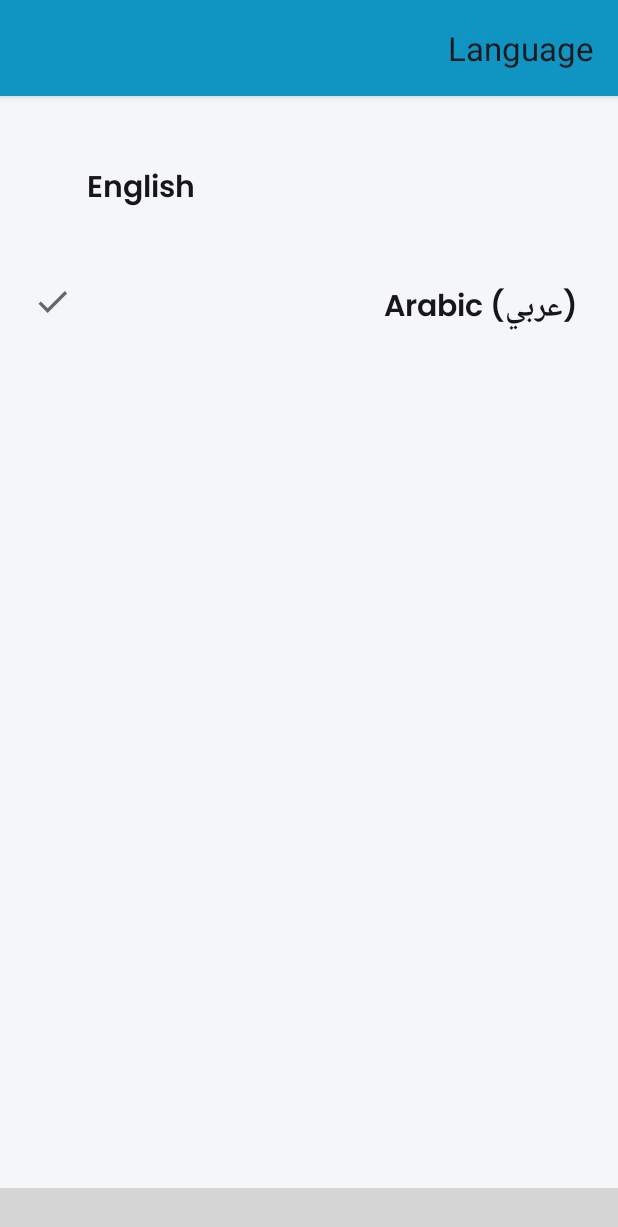
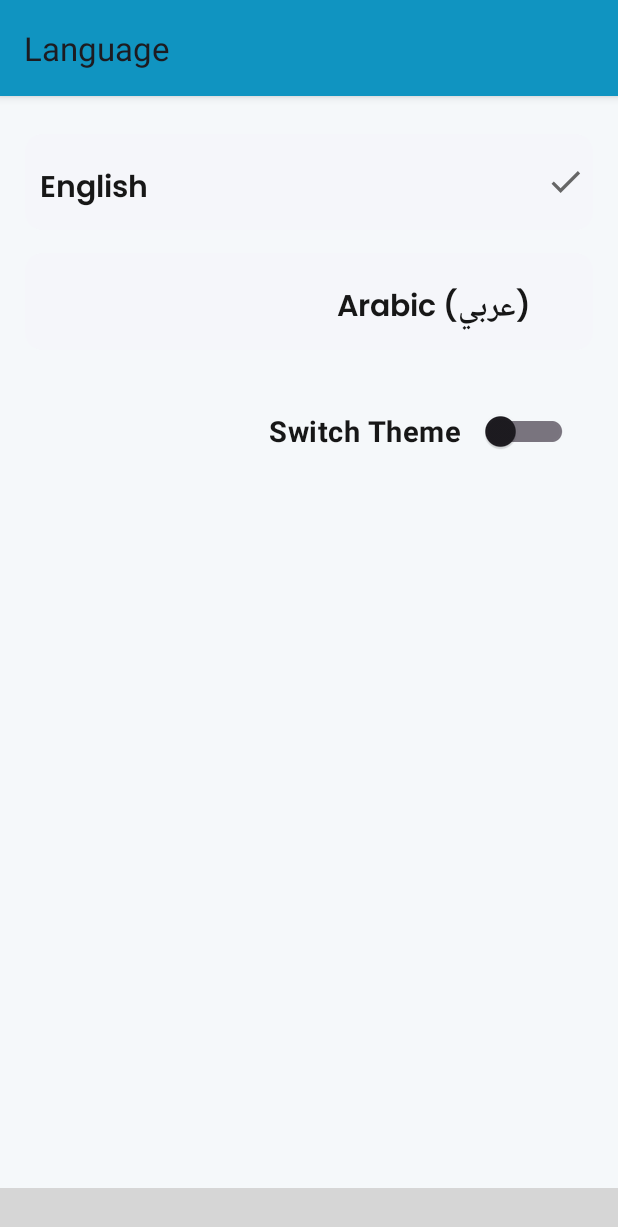
Before and after one commit to MhmdIbrahim1/TodoListApp, an Android app: the LanguageFragment screen opened through its navigation route, on a phone screen of 412 x 824 dp. Shown: the top 1227 px of the screen. Run offline under Robolectric (Android 15) with nearby library versions, the phone set to English and light mode, and no system bars; our stand-ins replace sdp/ssp sizes; libraries missing offline, so code that uses them is left out: com.etebarian.meowbottomnavigation; plain views replace MeowBottomNavigation; 7 statements that could not run were skipped; grey boxes are pictures that could not be loaded.

Commit message:
Add Switch Theme

```diff
--- a/app/src/main/java/com/example/todolistapp/MainActivity.java
+++ b/app/src/main/java/com/example/todolistapp/MainActivity.java
@@ -1,13 +1,14 @@
 package com.example.todolistapp;
 
 import androidx.appcompat.app.AppCompatActivity;
+import androidx.appcompat.app.AppCompatDelegate;
+import androidx.appcompat.widget.SwitchCompat;
 import androidx.navigation.NavController;
 import androidx.navigation.Navigation;
 
 import android.content.Context;
 import android.content.SharedPreferences;
 import android.os.Bundle;
-import android.preference.PreferenceManager;
 
 import com.etebarian.meowbottomnavigation.MeowBottomNavigation;
 import com.example.todolistapp.databinding.ActivityMainBinding;
@@ -16,18 +17,33 @@ import com.example.todolistapp.helper.LocaleHelper;
 import java.util.Objects;
 
 public class MainActivity extends AppCompatActivity {
-    private ActivityMainBinding binding;
     private NavController navController;
 
     private MeowBottomNavigation bottomNavigation;
 
+    SharedPreferences sharedPref;
+    boolean isDarkModeOn = false;
     @Override
     protected void onCreate(Bundle savedInstanceState) {
         super.onCreate(savedInstanceState);
-        binding = ActivityMainBinding.inflate(getLayoutInflater());
+        ActivityMainBinding binding = ActivityMainBinding.inflate(getLayoutInflater());
         // Retrieve the language setting from SharedPreferences
-        SharedPreferences sharedPref = getSharedPreferences("Language", Context.MODE_PRIVATE);
-        String language = sharedPref.getString("language", "ar"); // default English if no setting is stored
+        sharedPref = getSharedPreferences("Language", Context.MODE_PRIVATE);
+        String language = sharedPref.getString("language", "en"); // default English if no setting is stored
+
+
+        sharedPref = getSharedPreferences("Mode", Context.MODE_PRIVATE);
+        if (sharedPref.contains("isDarkModeOn")) {
+            isDarkModeOn = sharedPref.getBoolean("isDarkModeOn", false); // Update if the key exists
+        }
+
+        if (isDarkModeOn) {
+            // Set the dark theme
+            AppCompatDelegate.setDefaultNightMode(AppCompatDelegate.MODE_NIGHT_YES);
+        } else {
+            // Set the light theme
+            AppCompatDelegate.setDefaultNightMode(AppCompatDelegate.MODE_NIGHT_NO);
+        }
         // Set the language based on the stored setting
         LocaleHelper.setLocale(this, language);
 
@@ -91,11 +107,6 @@ public class MainActivity extends AppCompatActivity {
         getWindow().setStatusBarColor(getResources().getColor(R.color.status_bar_color, getTheme()));
     }
 
-
-    // Update the bottom navigation item
-    private void updateBottomNavigation() {
-    }
-
     @Override
     public void onBackPressed() {
         int currentDestinationId = Objects.requireNonNull(navController.getCurrentDestination()).getId();
@@ -104,12 +115,11 @@ public class MainActivity extends AppCompatActivity {
             super.onBackPressed();
         } else if (currentDestinationId == R.id.addTaskTitleFragment) {
             navController.navigate(R.id.action_addTaskTitleFragment_to_homeFragment);
-            bottomNavigation.show(2, true);
+            bottomNavigation.show(1, true);
         } else if (currentDestinationId == R.id.languageFragment) {
             navController.navigate(R.id.action_languageFragment_to_homeFragment);
-            bottomNavigation.show(2, true);
+            bottomNavigation.show(1, true);
         }
     }
 
-
 }
--- a/app/src/main/java/com/example/todolistapp/fragments/AddTaskTitleFragment.java
+++ b/app/src/main/java/com/example/todolistapp/fragments/AddTaskTitleFragment.java
@@ -88,7 +88,7 @@ public class AddTaskTitleFragment extends Fragment {
                         findNavController(v).navigate(R.id.action_addTaskTitleFragment_to_homeFragment);
                         // update the bottom navigation item to home
                         MeowBottomNavigation bottomNavigation = requireActivity().findViewById(R.id.bottom_navigation);
-                        bottomNavigation.show(2, true);
+                        bottomNavigation.show(1, true);
                     }
                 } else {
                     if (selectedDate != null) {
@@ -99,7 +99,7 @@ public class AddTaskTitleFragment extends Fragment {
                         findNavController(v).navigate(R.id.action_addTaskTitleFragment_to_homeFragment);
                         // update the bottom navigation item to home
                         MeowBottomNavigation bottomNavigation = requireActivity().findViewById(R.id.bottom_navigation);
-                        bottomNavigation.show(2, true);
+                        bottomNavigation.show(1, true);
                     } else {
                         Toast.makeText(requireContext(), R.string.please_select_the_date, Toast.LENGTH_SHORT).show();
                     }
@@ -160,4 +160,5 @@ public class AddTaskTitleFragment extends Fragment {
         }
     }
 
+
 }
--- a/app/src/main/java/com/example/todolistapp/fragments/HomeFragment.java
+++ b/app/src/main/java/com/example/todolistapp/fragments/HomeFragment.java
@@ -100,6 +100,8 @@ public class HomeFragment extends Fragment {
 
         //set the list sort by date by default
         sortByDate();
+
+        binding.recyclerView.setItemViewCacheSize(1000);
     }
 
     //inflate the menu
--- a/app/src/main/java/com/example/todolistapp/fragments/LanguageFragment.java
+++ b/app/src/main/java/com/example/todolistapp/fragments/LanguageFragment.java
@@ -9,10 +9,13 @@ import android.content.res.Resources;
 import android.os.Bundle;
 import androidx.annotation.NonNull;
 import androidx.appcompat.app.AppCompatActivity;
+import androidx.appcompat.app.AppCompatDelegate;
 import androidx.fragment.app.Fragment;
 import android.view.LayoutInflater;
 import android.view.View;
 import android.view.ViewGroup;
+
+import com.etebarian.meowbottomnavigation.MeowBottomNavigation;
 import com.example.todolistapp.MainActivity;
 import com.example.todolistapp.R;
 import com.example.todolistapp.databinding.FragmentLanguageBinding;
@@ -21,13 +24,14 @@ import java.util.Objects;
 
 public class LanguageFragment extends Fragment {
     private FragmentLanguageBinding binding;
-
+    private SharedPreferences sharedPreferences;
 
     @Override
     public View onCreateView(@NonNull LayoutInflater inflater, ViewGroup container,
                              Bundle savedInstanceState) {
 
         binding = FragmentLanguageBinding.inflate(inflater, container, false);
+        sharedPreferences = requireActivity().getSharedPreferences("Mode", Context.MODE_PRIVATE);
         return binding.getRoot();
     }
 
@@ -36,6 +40,8 @@ public class LanguageFragment extends Fragment {
         super.onViewCreated(view, savedInstanceState);
 
         String currentLanguage = Locale.getDefault().getLanguage();
+
+        binding.appSwitchTheme.setChecked(sharedPreferences.getBoolean("isDarkModeOn", false));
 
         switch (currentLanguage) {
             case "en":
@@ -47,9 +53,26 @@ public class LanguageFragment extends Fragment {
 
         }
 
+        binding.linearEnglish.setOnClickListener(v -> changeLanguage("en"));
+
         binding.linearArabic.setOnClickListener(v -> changeLanguage("ar"));
 
-        binding.linearEnglish.setOnClickListener(v -> changeLanguage("en"));
+        binding.appSwitchTheme.setOnCheckedChangeListener((buttonView, isChecked) -> {
+            SharedPreferences.Editor editor = sharedPreferences.edit();
+            editor.putBoolean("isDarkModeOn", isChecked);
+            editor.apply();
+
+            if (isChecked) {
+                AppCompatDelegate.setDefaultNightMode(AppCompatDelegate.MODE_NIGHT_YES);
+            } else {
+                AppCompatDelegate.setDefaultNightMode(AppCompatDelegate.MODE_NIGHT_NO);
+            }
+            Intent intent = new Intent(requireActivity(), MainActivity.class);
+            intent.addFlags(Intent.FLAG_ACTIVITY_NEW_TASK | Intent.FLAG_ACTIVITY_CLEAR_TASK);
+            startActivity(intent);
+        });
+
+
     }
 
     private void changeToArabic() {
--- a/app/src/main/java/com/example/todolistapp/helper/LocaleHelper.java
+++ b/app/src/main/java/com/example/todolistapp/helper/LocaleHelper.java
@@ -1,6 +1,5 @@
 package com.example.todolistapp.helper;
 
-import android.annotation.TargetApi;
 import android.content.Context;
 import android.content.SharedPreferences;
 import android.content.res.Configuration;
@@ -15,16 +14,11 @@ public class LocaleHelper {
     private static final String SELECTED_LANGUAGE = "Locale.Helper.Selected.Language";
 
     // The method is used to set the language at runtime
-    public static Context setLocale(Context context, String language) {
+    public static void setLocale(Context context, String language) {
         persist(context, language);
 
         // Updating the language for devices above Android Nougat
-        if (Build.VERSION.SDK_INT >= Build.VERSION_CODES.N) {
-            return updateResources(context, language);
-        } else {
-            return updateResourcesLegacy(context, language);
-        }
-        // For devices having lower versions of Android OS
+        updateResources(context, language);
     }
 
     private static void persist(Context context, String language) {
--- a/app/src/main/res/layout/fragment_add_task_title.xml
+++ b/app/src/main/res/layout/fragment_add_task_title.xml
@@ -44,7 +44,7 @@
             android:autofillHints="title"
             android:ems="10"
             android:textColor="@color/background_intro__mentv_2"
-            android:hint="Note Title"
+            android:hint="@string/note_title"
             android:inputType="textImeMultiLine" />
     </com.google.android.material.textfield.TextInputLayout>
 
@@ -70,7 +70,7 @@
             android:autofillHints="description"
             android:ems="10"
             android:textColor="@color/background_intro__mentv_2"
-            android:hint="Note Description"
+            android:hint="@string/note_description"
             android:inputType="textImeMultiLine" />
     </com.google.android.material.textfield.TextInputLayout>
 
--- a/app/src/main/res/layout/fragment_language.xml
+++ b/app/src/main/res/layout/fragment_language.xml
@@ -1,51 +1,49 @@
 <?xml version="1.0" encoding="utf-8"?>
 <androidx.constraintlayout.widget.ConstraintLayout xmlns:android="http://schemas.android.com/apk/res/android"
+    xmlns:app="http://schemas.android.com/apk/res-auto"
     xmlns:tools="http://schemas.android.com/tools"
     android:layout_width="match_parent"
     android:layout_height="match_parent"
-    xmlns:app="http://schemas.android.com/apk/res-auto"
-    android:orientation="vertical"
-    android:background="@color/background_color_general">
+    android:background="@color/background_color_general"
+    android:orientation="vertical">
 
 
     <LinearLayout
         android:layout_width="0dp"
         android:layout_height="wrap_content"
+        android:layout_marginTop="25dp"
+        android:orientation="vertical"
+        app:layout_constraintEnd_toEndOf="@id/guideline2"
         app:layout_constraintStart_toStartOf="@id/guideline1"
-        app:layout_constraintEnd_toEndOf="@id/guideline2"
-        app:layout_constraintTop_toTopOf="parent"
-        android:orientation="vertical"
-        android:layout_marginTop="25dp">
+        app:layout_constraintTop_toTopOf="parent">
 
         <LinearLayout
             android:id="@+id/linear_english"
             android:layout_width="match_parent"
             android:layout_height="match_parent"
-            android:orientation="horizontal"
             android:background="@drawable/search_box_background"
-            >
+            android:orientation="horizontal">
 
             <TextView
                 android:id="@+id/tv_english"
+                style="@style/BigTextViewThin"
                 android:layout_width="0dp"
                 android:layout_height="wrap_content"
+                android:layout_marginTop="10dp"
+                android:layout_weight="1"
+                android:padding="10dp"
                 android:text="@string/english"
-                style="@style/BigTextViewThin"
-                android:layout_weight="1"
-                android:layout_marginTop="10dp"
-                android:padding="10dp"
-                android:textColor="@color/background_intro__mentv_2"
-                />
+                android:textColor="@color/background_intro__mentv_2" />
 
             <ImageView
                 android:id="@+id/img_english"
                 android:layout_width="@dimen/_20sdp"
                 android:layout_height="@dimen/_20sdp"
+                android:layout_gravity="center"
+                android:layout_marginEnd="5dp"
                 android:src="@drawable/ic_picked"
-                android:layout_gravity="center"
-                app:tint="@color/g_hint"
                 android:visibility="visible"
-                android:layout_marginEnd="5dp"/>
+                app:tint="@color/g_hint" />
 
         </LinearLayout>
 
@@ -53,35 +51,59 @@
             android:id="@+id/linear_arabic"
             android:layout_width="match_parent"
             android:layout_height="match_parent"
-            android:orientation="horizontal"
+            android:layout_marginTop="15dp"
             android:background="@drawable/search_box_background"
-            android:layout_marginTop="15dp"
-            >
+            android:orientation="horizontal">
 
             <TextView
                 android:id="@+id/tv_arabic"
+                style="@style/BigTextViewThin"
                 android:layout_width="0dp"
                 android:layout_height="wrap_content"
-                android:text="@string/arabic"
-                style="@style/BigTextViewThin"
+                android:layout_marginTop="10dp"
                 android:layout_weight="1"
                 android:gravity="end"
-                android:textColor="@color/background_intro__mentv_2"
-                android:layout_marginTop="10dp"
-                android:padding="10dp"/>
+                android:padding="10dp"
+                android:text="@string/arabic"
+                android:textColor="@color/background_intro__mentv_2" />
 
             <ImageView
                 android:id="@+id/img_arabic"
                 android:layout_width="@dimen/_20sdp"
                 android:layout_height="@dimen/_20sdp"
+                android:layout_gravity="center"
+                android:layout_marginEnd="5dp"
                 android:src="@drawable/ic_picked"
-                android:layout_gravity="center"
-                app:tint="@color/g_hint"
                 android:visibility="visible"
-                android:layout_marginEnd="5dp"/>
+                app:tint="@color/g_hint" />
 
         </LinearLayout>
 
+
+        <LinearLayout
+            android:layout_width="match_parent"
+            android:layout_height="match_parent"
+            android:layout_marginTop="@dimen/_12sdp"
+            >
+
+
+            <androidx.appcompat.widget.SwitchCompat
+                android:id="@+id/app_switch_theme"
+                android:layout_width="0dp"
+                android:layout_height="wrap_content"
+                android:layout_marginTop="15dp"
+                android:layout_weight="1"
+                android:gravity="end"
+                android:padding="10dp"
+                android:text="@string/theme"
+                android:textColor="@color/background_intro__mentv_2"
+                android:textSize="@dimen/_15ssp"
+                android:textStyle="bold"
+                app:switchMinWidth="@dimen/_50sdp"
+                app:switchPadding="@dimen/_10sdp"
+                app:switchTextAppearance="@style/TextAppearance.AppCompat.Medium" />
+
+        </LinearLayout>
     </LinearLayout>
 
     <androidx.constraintlayout.widget.Guideline
--- a/app/src/main/res/values/strings.xml
+++ b/app/src/main/res/values/strings.xml
@@ -60,4 +60,8 @@
     <string name="english" translatable="false">English</string>
     <string name="language">Language</string>
     <string name="todo_list">Todo-List</string>
+    <string name="note_title">Note Title</string>
+    <string name="note_description">Note Description</string>
+    <string name="app_theme">App Theme</string>
+    <string name="theme">Switch Theme</string>
 </resources>
```
Also changed, not shown: app/src/main/java/com/example/todolistapp/OnBoardingActivity.java (+19 -1 lines), app/src/main/java/com/example/todolistapp/StartedScreenActivity.java (+17 -1 lines), app/src/main/java/com/example/todolistapp/adapters/ViewPagerAdapter.java (+4 -6 lines), app/src/main/java/com/example/todolistapp/data/db/DatabaseAdapter.java (+27 -0 lines), app/src/main/java/com/example/todolistapp/adapters/TaskAdapter.java (line endings or trailing spaces), 1 other file.
